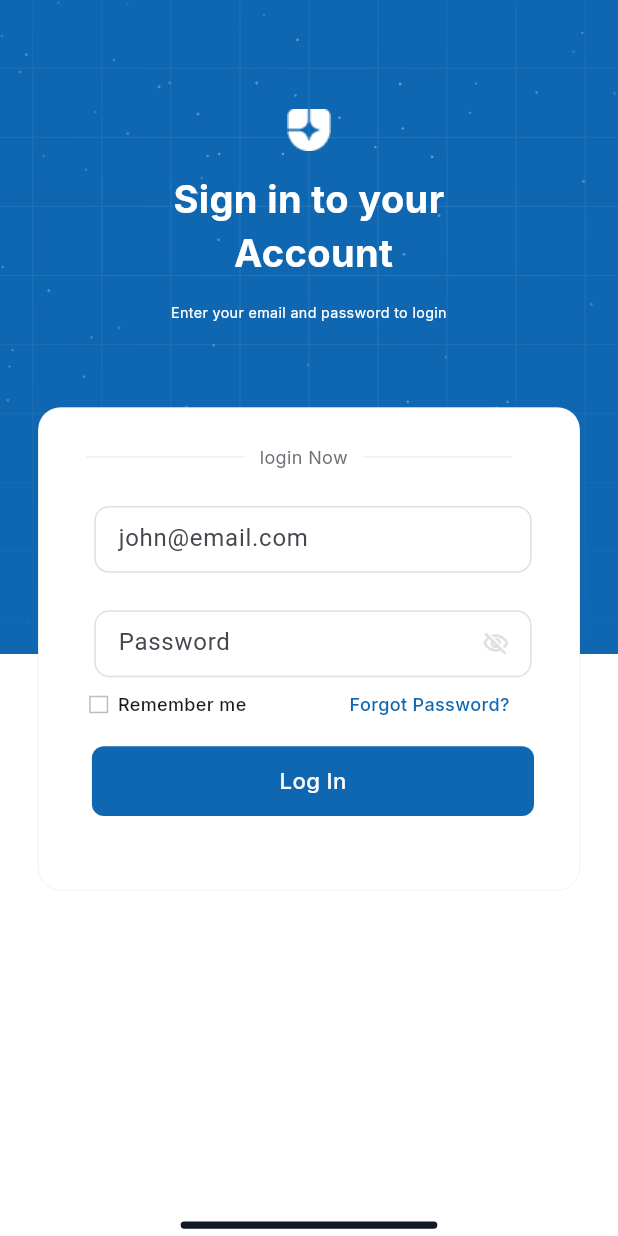
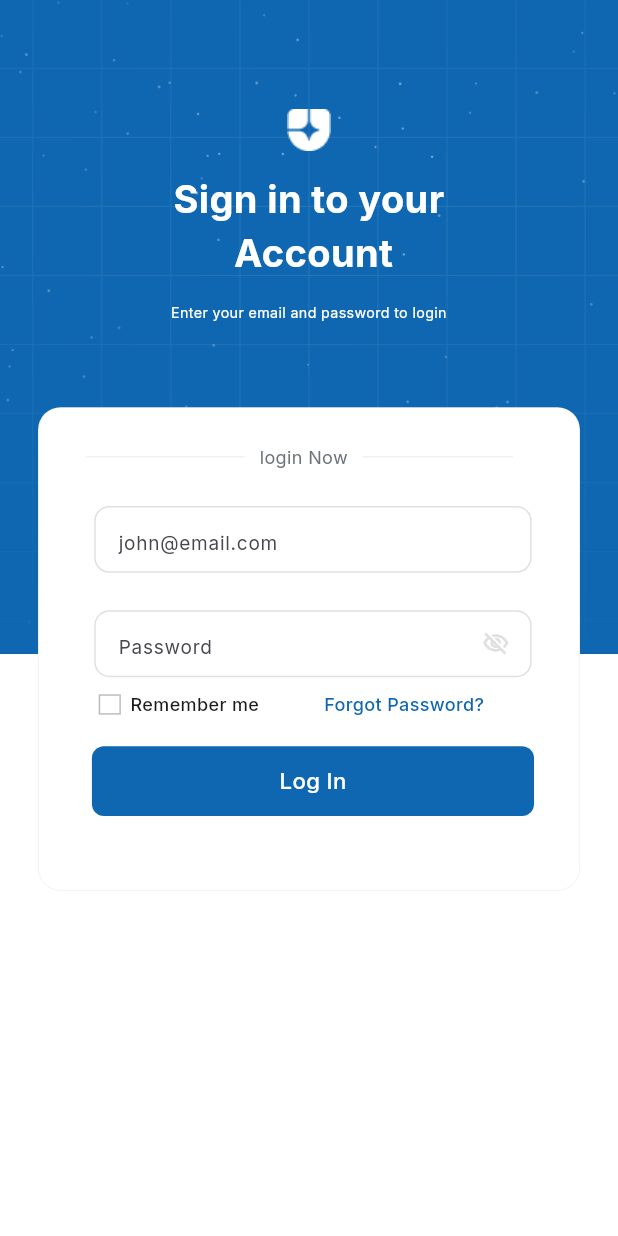
Before and after one commit to Sabari-nath-p/buspay_conductor, a Flutter app: the screen it shows after launch, on a phone screen of 412 x 824 dp. Run offline on Flutter 3.47's test engine with Material 3 defaults, Android fonts, the phone set to English and light mode, and no system bars; our stand-ins replace flutter_screenutil, get, google_fonts.

Commit message:
changes in login

```diff
--- a/lib/Screens/AuthenticationScreen/AuthenticationScreen.dart
+++ b/lib/Screens/AuthenticationScreen/AuthenticationScreen.dart
@@ -1,10 +1,21 @@
+import 'package:buspay_conductor/Screens/AuthenticationScreen/controller.dart';
 import 'package:flutter/material.dart';
 import 'package:flutter_screenutil/flutter_screenutil.dart';
+import 'package:get/get.dart';
+import 'package:get/get_core/src/get_main.dart';
 import 'package:google_fonts/google_fonts.dart';
 
-class Authenticationscreen extends StatelessWidget {
-  Authenticationscreen({super.key});
+class Authenticationscreen extends StatefulWidget {
+  Authenticationscreen({super.key });
 
+  @override
+  State<Authenticationscreen> createState() => _AuthenticationscreenState();
+}
+
+class _AuthenticationscreenState extends State<Authenticationscreen> {
+
+  bool _obscureText=true;
+  bool _toggle = true;
   @override
   Widget build(BuildContext context) {
     return Scaffold(
@@ -107,6 +118,7 @@ class Authenticationscreen extends StatelessWidget {
                           //  labelText: "email",
                           isDense: true,
                           hintText: "john@email.com",
+                            hintStyle: GoogleFonts.inter(fontSize: 12.sp,fontWeight: FontWeight.w400),
                           enabledBorder: OutlineInputBorder(
                               borderRadius: BorderRadius.circular(10),
                               borderSide: BorderSide(
@@ -121,6 +133,7 @@ class Authenticationscreen extends StatelessWidget {
                       width: 276.w,
                       height: 46.h,
                       child: TextFormField(
+                        obscureText: _obscureText,
                         keyboardType: TextInputType.visiblePassword,
                         decoration: InputDecoration(
                           // labelText: "Password",
@@ -130,12 +143,17 @@ class Authenticationscreen extends StatelessWidget {
                                 color: Colors.grey.shade300,
                               )),
                           hintText: "Password",
+                          hintStyle: GoogleFonts.inter(fontSize: 12.sp,fontWeight: FontWeight.w400),
                           isDense: true,
                           suffixIcon: GestureDetector(
-                            onTap: _togglePasswordVisibility,
+                            onTap:(){
+                                   setState(() {
+                                     _obscureText=!_obscureText;
+                                   });
+                            },
 
-                            child: Icon(
-                              Icons.visibility_off_outlined,
+                            child: Icon(_obscureText?
+                              Icons.visibility_off_outlined:Icons.visibility_outlined,
                               color: Colors.grey.shade300,
                             ),
                           ),
@@ -151,16 +169,27 @@ class Authenticationscreen extends StatelessWidget {
                     ),
                     Row(
                       children: [
-                        Container(
-                          width: 12.w,
-                          height: 12.h,
-                          margin: EdgeInsets.only(
-                            left: 27.w,
-                            right: 3.w,
+                        GestureDetector(
+                          onTap: () {
+                            setState(() {
+                              _toggle=!_toggle;
+                            });
+                          },
+                          child: Container(
+                            width: 14.w,
+                            height: 14.h,
+                            alignment: Alignment.center,
+                            margin: EdgeInsets.only(
+                              left: 33.w,
+                              right: 3.w,
+                            ),
+                            decoration: BoxDecoration(
+                                border: Border.all(
+                                    color: Colors.grey.shade400, width: 1)),
+                                    child: Icon(
+                                      _toggle?
+                                     null: Icons.check,size: 13.sp,),
                           ),
-                          decoration: BoxDecoration(
-                              border: Border.all(
-                                  color: Colors.grey.shade400, width: 1)),
                         ),
                         SizedBox(
                           width: 3.w,
@@ -171,7 +200,7 @@ class Authenticationscreen extends StatelessWidget {
                               fontWeight: FontWeight.w500, fontSize: 12),
                         ),
                         SizedBox(
-                          width: 65.w,
+                          width: 41.w,
                         ),
                         Text(
                           "Forgot Password?",
@@ -207,17 +236,7 @@ class Authenticationscreen extends StatelessWidget {
                   ],
                 )),
           ),
-          Positioned(
-              bottom: 5.h,
-              left: 114.w,
-              right: 114.w,
-              child: Container(
-                width: 148.w,
-                height: 5.h,
-                decoration: BoxDecoration(
-                    color: Color(0xff111827),
-                    borderRadius: BorderRadius.circular(5)),
-              ))
+
         ],
       ),
     );
--- a/lib/Screens/AuthenticationScreen/controller.dart
+++ /dev/null
@@ -1,10 +0,0 @@
-import 'package:get/state_manager.dart';
-
-class AuthenticationController extends GetxController {
-  bool obscureText = true;
-
-  // Function to toggle password visibility
-  void _togglePasswordVisibility() {
-    obscureText = !obscureText;
-  }
-}
```
